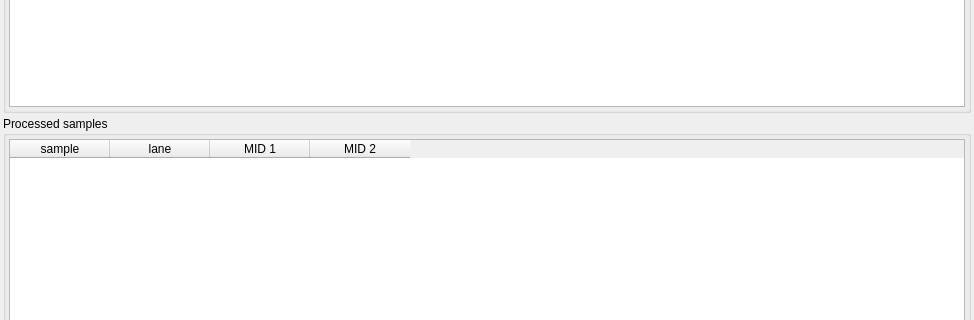
imgag/ngs-bits, file src/GSvar/MidCheckWidget.ui: the form before one commit; both pictures show x 0 to 974 and y 162 to 482 of the 974 by 877 pixel window.
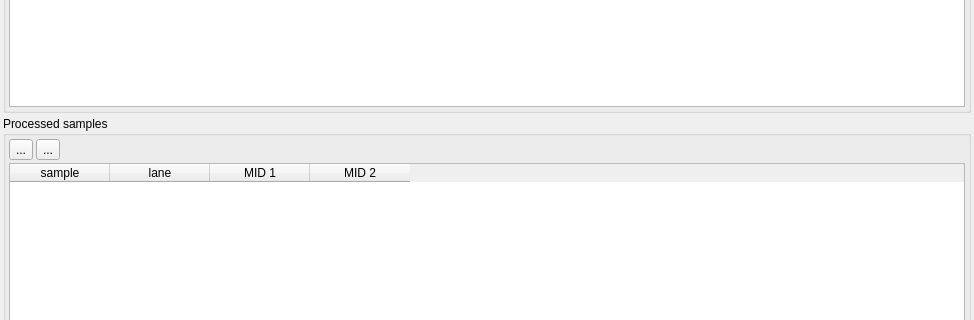
The form after the commit. Icons and pictures are not drawn.

```diff
--- a/src/GSvar/MidCheckWidget.ui
+++ b/src/GSvar/MidCheckWidget.ui
@@ -156,7 +156,7 @@
      <property name="flat">
       <bool>true</bool>
      </property>
-     <layout class="QHBoxLayout" name="horizontalLayout_2">
+     <layout class="QVBoxLayout" name="verticalLayout_3">
       <property name="spacing">
        <number>3</number>
       </property>
@@ -172,6 +172,45 @@
       <property name="bottomMargin">
        <number>3</number>
       </property>
+      <item>
+       <layout class="QHBoxLayout" name="horizontalLayout">
+        <item>
+         <widget class="QToolButton" name="add_btn">
+          <property name="text">
+           <string>...</string>
+          </property>
+          <property name="icon">
+           <iconset resource="GSvar.qrc">
+            <normaloff>:/Icons/Add.png</normaloff>:/Icons/Add.png</iconset>
+          </property>
+         </widget>
+        </item>
+        <item>
+         <widget class="QToolButton" name="add_batch_btn">
+          <property name="text">
+           <string>...</string>
+          </property>
+          <property name="icon">
+           <iconset resource="GSvar.qrc">
+            <normaloff>:/Icons/AddTemporary.png</normaloff>:/Icons/AddTemporary.png</iconset>
+          </property>
+         </widget>
+        </item>
+        <item>
+         <spacer name="horizontalSpacer_3">
+          <property name="orientation">
+           <enum>Qt::Horizontal</enum>
+          </property>
+          <property name="sizeHint" stdset="0">
+           <size>
+            <width>40</width>
+            <height>20</height>
+           </size>
+          </property>
+         </spacer>
+        </item>
+       </layout>
+      </item>
       <item>
        <widget class="QTableWidget" name="samples">
         <column>
```
Left out of the diff: 6 changed lines with no effect on the pictures.
